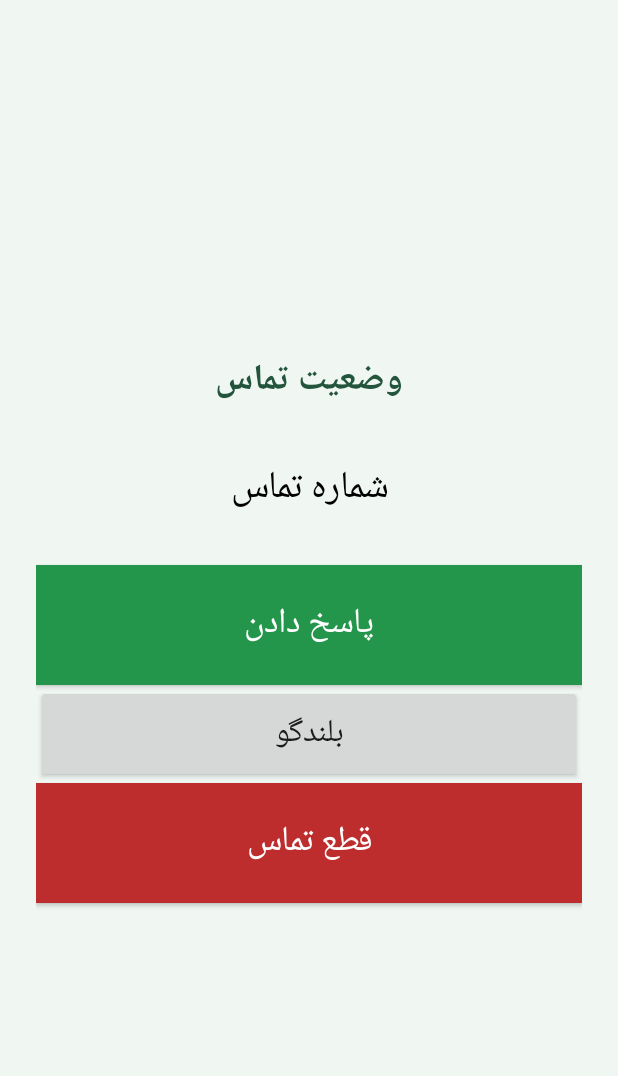
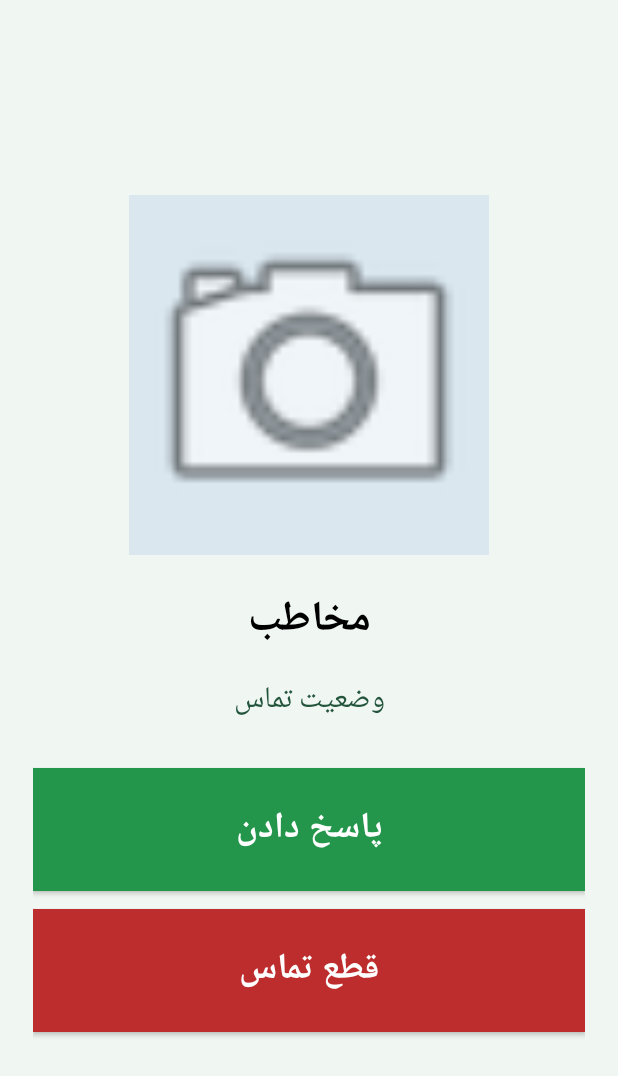
Before and after one commit to a-mad-reza/BiBi, an Android app: the CallActivity screen opened directly, with no data from a screen before it, on a phone screen of 412 x 824 dp. Shown: the top 1076 px of the screen. Run offline under Robolectric (Android 15) with nearby library versions, the phone set to English and light mode, and no system bars; 1 statement that could not run was skipped.

Commit message:
Update CallActivity.java

```diff
--- a/app/src/main/java/com/example/familyhome/CallActivity.java
+++ b/app/src/main/java/com/example/familyhome/CallActivity.java
@@ -1,25 +1,29 @@
 package com.example.familyhome;
 
 import android.app.Activity;
+import android.content.SharedPreferences;
 import android.graphics.Color;
 import android.graphics.Typeface;
+import android.net.Uri;
 import android.os.Build;
 import android.os.Bundle;
 import android.telecom.Call;
 import android.view.Gravity;
-import android.view.Window;
+import android.view.View;
 import android.view.WindowManager;
 import android.widget.Button;
+import android.widget.ImageView;
 import android.widget.LinearLayout;
 import android.widget.TextView;
 
 public class CallActivity extends Activity {
 
     private TextView statusText;
-    private TextView numberText;
+    private TextView nameText;
+    private ImageView contactImage;
     private Button answerButton;
     private Button hangupButton;
-    private Button speakerButton;
+    private int matchedContact = -2;
 
     private final android.os.Handler handler =
             new android.os.Handler(android.os.Looper.getMainLooper());
@@ -28,7 +32,7 @@ public class CallActivity extends Activity {
         @Override
         public void run() {
             updateCallScreen();
-            handler.postDelayed(this, 700);
+            handler.postDelayed(this, 500);
         }
     };
 
@@ -60,61 +64,147 @@ public class CallActivity extends Activity {
         LinearLayout root = new LinearLayout(this);
         root.setOrientation(LinearLayout.VERTICAL);
         root.setGravity(Gravity.CENTER);
-        root.setPadding(dp(24), dp(24), dp(24), dp(24));
+        root.setPadding(dp(22), dp(18), dp(22), dp(24));
         root.setBackgroundColor(Color.rgb(240, 246, 242));
+
+        contactImage = new ImageView(this);
+        contactImage.setScaleType(ImageView.ScaleType.CENTER_CROP);
+        contactImage.setBackgroundColor(Color.rgb(218, 231, 239));
+        contactImage.setImageResource(android.R.drawable.ic_menu_camera);
+
+        LinearLayout.LayoutParams imageParams =
+                new LinearLayout.LayoutParams(dp(240), dp(240));
+        imageParams.gravity = Gravity.CENTER;
+        imageParams.bottomMargin = dp(18);
+        root.addView(contactImage, imageParams);
+
+        nameText = new TextView(this);
+        nameText.setText("مخاطب");
+        nameText.setTextSize(28);
+        nameText.setTypeface(Typeface.DEFAULT, Typeface.BOLD);
+        nameText.setGravity(Gravity.CENTER);
+        nameText.setTextColor(Color.BLACK);
+
+        root.addView(nameText,
+                new LinearLayout.LayoutParams(-1, dp(52)));
 
         statusText = new TextView(this);
         statusText.setText("وضعیت تماس");
-        statusText.setTextSize(24);
-        statusText.setTypeface(null, Typeface.BOLD);
+        statusText.setTextSize(20);
         statusText.setGravity(Gravity.CENTER);
         statusText.setTextColor(Color.rgb(35, 85, 60));
 
-        root.addView(statusText, new LinearLayout.LayoutParams(
-                -1, dp(65)));
-
-        numberText = new TextView(this);
-        numberText.setText("شماره تماس");
-        numberText.setTextSize(25);
-        numberText.setGravity(Gravity.CENTER);
-        numberText.setTextColor(Color.BLACK);
-        numberText.setPadding(0, dp(12), 0, dp(24));
-
-        root.addView(numberText, new LinearLayout.LayoutParams(
-                -1, dp(90)));
+        LinearLayout.LayoutParams statusParams =
+                new LinearLayout.LayoutParams(-1, dp(54));
+        statusParams.bottomMargin = dp(18);
+        root.addView(statusText, statusParams);
 
         answerButton = new Button(this);
         answerButton.setText("پاسخ دادن");
-        answerButton.setTextSize(23);
+        answerButton.setTextSize(24);
+        answerButton.setTypeface(Typeface.DEFAULT, Typeface.BOLD);
         answerButton.setTextColor(Color.WHITE);
         answerButton.setBackgroundColor(Color.rgb(35, 150, 75));
-        answerButton.setOnClickListener(v ->
-                FamilyInCallService.answerCall());
+        answerButton.setOnClickListener(
+                v -> FamilyInCallService.answerCall()
+        );
 
-        root.addView(answerButton, new LinearLayout.LayoutParams(
-                -1, dp(80)));
-
-        speakerButton = new Button(this);
-        speakerButton.setText("بلندگو");
-        speakerButton.setTextSize(21);
-        speakerButton.setOnClickListener(v ->
-                FamilyInCallService.toggleSpeaker());
-
-        root.addView(speakerButton, new LinearLayout.LayoutParams(
-                -1, dp(65)));
+        root.addView(answerButton,
+                new LinearLayout.LayoutParams(-1, dp(82)));
 
         hangupButton = new Button(this);
         hangupButton.setText("قطع تماس");
-        hangupButton.setTextSize(23);
+        hangupButton.setTextSize(24);
+        hangupButton.setTypeface(Typeface.DEFAULT, Typeface.BOLD);
         hangupButton.setTextColor(Color.WHITE);
         hangupButton.setBackgroundColor(Color.rgb(190, 45, 45));
-        hangupButton.setOnClickListener(v ->
-                FamilyInCallService.endCall());
+        hangupButton.setOnClickListener(
+                v -> FamilyInCallService.endCall()
+        );
 
-        root.addView(hangupButton, new LinearLayout.LayoutParams(
-                -1, dp(80)));
+        LinearLayout.LayoutParams hangupParams =
+                new LinearLayout.LayoutParams(-1, dp(82));
+        hangupParams.topMargin = dp(12);
+        root.addView(hangupButton, hangupParams);
 
         setContentView(root);
+    }
+
+    private String normalize(String value) {
+        if (value == null) {
+            return "";
+        }
+        return value.replaceAll("[^0-9+]", "");
+    }
+
+    private void loadContactForNumber(String number) {
+        SharedPreferences prefs =
+                getSharedPreferences("family_home", MODE_PRIVATE);
+
+        String normalizedNumber = normalize(number);
+        int found = -1;
+
+        for (int i = 0; i < 12; i++) {
+            String savedNumber =
+                    normalize(prefs.getString("phone_" + i, ""));
+
+            if (!savedNumber.isEmpty()
+                    && !normalizedNumber.isEmpty()
+                    && (savedNumber.equals(normalizedNumber)
+                    || savedNumber.endsWith(normalizedNumber)
+                    || normalizedNumber.endsWith(savedNumber))) {
+                found = i;
+                break;
+            }
+        }
+
+        if (found == matchedContact) {
+            return;
+        }
+
+        matchedContact = found;
+
+        if (found >= 0) {
+            String name = prefs.getString("name_" + found, "");
+
+            nameText.setText(
+                    name == null || name.trim().isEmpty()
+                            ? "مخاطب"
+                            : name.trim()
+            );
+
+            String photo = prefs.getString("photo_" + found, "");
+
+            contactImage.setImageDrawable(null);
+
+            boolean photoLoaded = false;
+
+            if (photo != null && !photo.isEmpty()) {
+                try {
+                    contactImage.setImageURI(Uri.parse(photo));
+                    photoLoaded = contactImage.getDrawable() != null;
+                } catch (Exception ignored) {
+                    photoLoaded = false;
+                }
+            }
+
+            if (!photoLoaded) {
+                contactImage.setImageResource(
+                        android.R.drawable.ic_menu_camera
+                );
+            }
+
+        } else {
+            nameText.setText(
+                    number == null || number.isEmpty()
+                            ? "شماره ناشناس"
+                            : number
+            );
+
+            contactImage.setImageResource(
+                    android.R.drawable.ic_menu_camera
+            );
+        }
     }
 
     private void updateCallScreen() {
@@ -125,61 +215,51 @@ public class CallActivity extends Activity {
             return;
         }
 
-        int state = call.getState();
+        String number = "";
 
-        String number = "";
         if (call.getDetails() != null
                 && call.getDetails().getHandle() != null) {
             number = call.getDetails().getHandle()
                     .getSchemeSpecificPart();
         }
 
-        numberText.setText(
-                number == null || number.isEmpty()
-                        ? "شماره ناشناس"
-                        : number
-        );
+        loadContactForNumber(number);
+
+        int state = call.getState();
 
         if (state == Call.STATE_RINGING) {
             statusText.setText("تماس ورودی");
-            answerButton.setVisibility(android.view.View.VISIBLE);
-            speakerButton.setVisibility(android.view.View.GONE);
-            hangupButton.setText("رد تماس");
+            answerButton.setVisibility(View.VISIBLE);
+            hangupButton.setVisibility(View.GONE);
+
+        } else if (state == Call.STATE_ACTIVE) {
+            statusText.setText("تماس برقرار است");
+            answerButton.setVisibility(View.GONE);
+            hangupButton.setVisibility(View.VISIBLE);
+            hangupButton.setText("قطع تماس");
 
         } else if (state == Call.STATE_DIALING
                 || state == Call.STATE_CONNECTING) {
             statusText.setText("در حال برقراری تماس...");
-            answerButton.setVisibility(android.view.View.GONE);
-            speakerButton.setVisibility(android.view.View.GONE);
+            answerButton.setVisibility(View.GONE);
+            hangupButton.setVisibility(View.VISIBLE);
             hangupButton.setText("لغو تماس");
-
-        } else if (state == Call.STATE_ACTIVE) {
-            statusText.setText("تماس برقرار است");
-            answerButton.setVisibility(android.view.View.GONE);
-            speakerButton.setVisibility(android.view.View.VISIBLE);
-            hangupButton.setText("قطع تماس");
-
-            speakerButton.setText(
-                    FamilyInCallService.isSpeakerOn()
-                            ? "خاموش کردن بلندگو"
-                            : "روشن کردن بلندگو"
-            );
 
         } else if (state == Call.STATE_HOLDING) {
             statusText.setText("تماس در انتظار است");
-            answerButton.setVisibility(android.view.View.GONE);
-            speakerButton.setVisibility(android.view.View.VISIBLE);
+            answerButton.setVisibility(View.GONE);
+            hangupButton.setVisibility(View.VISIBLE);
             hangupButton.setText("قطع تماس");
 
         } else if (state == Call.STATE_DISCONNECTING) {
             statusText.setText("در حال قطع تماس...");
-            answerButton.setVisibility(android.view.View.GONE);
-            speakerButton.setVisibility(android.view.View.GONE);
-            hangupButton.setText("قطع تماس");
+            answerButton.setVisibility(View.GONE);
+            hangupButton.setVisibility(View.GONE);
+
         } else {
-            statusText.setText("وضعیت تماس");
-            answerButton.setVisibility(android.view.View.GONE);
-            speakerButton.setVisibility(android.view.View.GONE);
+            statusText.setText("پایان تماس");
+            answerButton.setVisibility(View.GONE);
+            hangupButton.setVisibility(View.GONE);
         }
     }
 
@@ -203,10 +283,8 @@ public class CallActivity extends Activity {
     }
 
     public static void refreshFromService() {
-        // صفحه وضعیت تماس را به‌صورت دوره‌ای به‌روزرسانی می‌کند.
     }
 
     public static void closeCallScreen() {
-        // صفحه در به‌روزرسانی بعدی بسته می‌شود.
     }
 }
```
